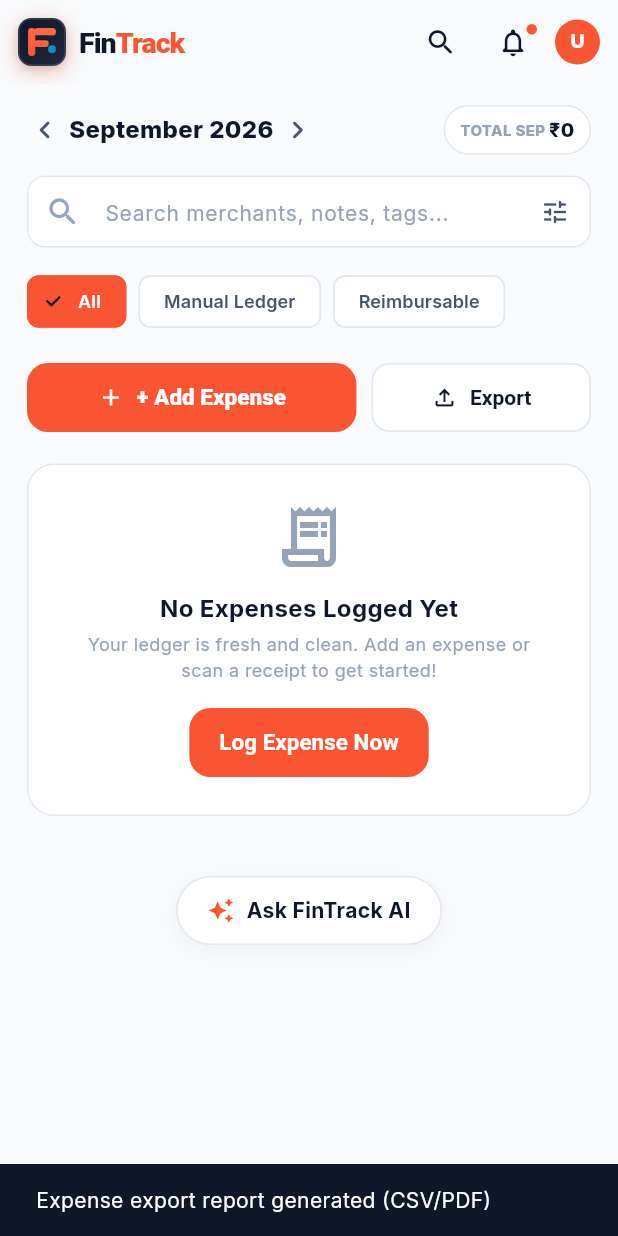
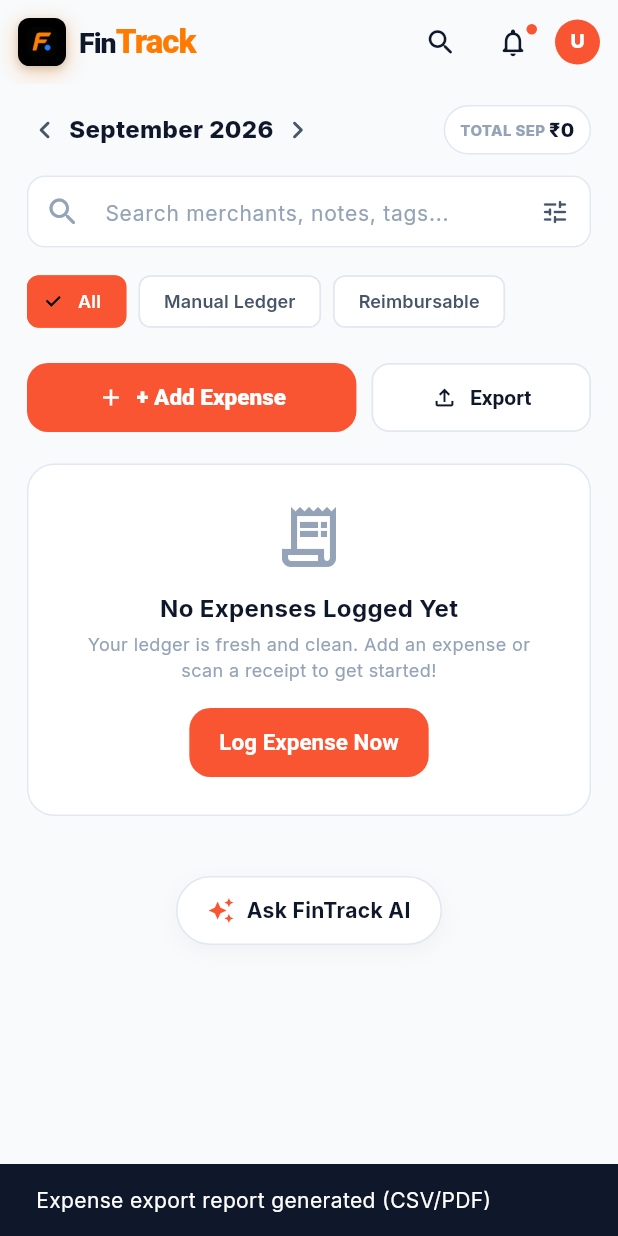
Before and after one commit to Fin-Track-AI/Frontend, a Flutter app: the ExpensesListScreen screen opened by its route, after a tap on "Export", on a phone screen of 412 x 824 dp. Run offline on Flutter 3.47's test engine with Material 3 defaults, Android fonts, the phone set to English and light mode, and no system bars; our stand-ins replace google_fonts, image_picker, shared_preferences; accounts and stored records are empty; network calls fail.

Commit message:
feat(ui): integrate custom FinTrack logo asset into app

```diff
--- a/mobile/lib/widgets/fintrack_logo.dart
+++ b/mobile/lib/widgets/fintrack_logo.dart
@@ -2,8 +2,7 @@ import 'package:flutter/material.dart';
 import '../core/theme/app_theme.dart';
 
 /// Production FinTrack Brand Logo Widget
-/// A polished, modern fintech mark featuring dynamic dual-gradient layers,
-/// an upward financial vector arrow, and a subtle glowing badge.
+/// Renders the official brand icon from assets/logo/logo.png with optional brand text.
 class FinTrackLogo extends StatelessWidget {
   final double size;
   final bool showText;
@@ -20,76 +19,54 @@ class FinTrackLogo extends StatelessWidget {
 
   @override
   Widget build(BuildContext context) {
-    final iconBox = Container(
+    final logoImage = Container(
       width: size,
       height: size,
       decoration: BoxDecoration(
-        gradient: const LinearGradient(
-          colors: [
-            Color(0xFF0F172A), // Deep Slate Navy
-            Color(0xFF1E293B), // Charcoal
-          ],
-          begin: Alignment.topLeft,
-          end: Alignment.bottomRight,
-        ),
-        borderRadius: BorderRadius.circular(size * 0.28),
+        borderRadius: BorderRadius.circular(size * 0.24),
         boxShadow: [
           BoxShadow(
-            color: AppColors.primary.withOpacity(0.28),
+            color: const Color(0xFFFF7A00).withValues(alpha: 0.28),
             blurRadius: size * 0.35,
             spreadRadius: 1,
             offset: Offset(0, size * 0.12),
           ),
           BoxShadow(
-            color: Colors.black.withOpacity(0.12),
+            color: Colors.black.withValues(alpha: 0.15),
             blurRadius: 4,
             offset: const Offset(0, 2),
           ),
         ],
-        border: Border.all(
-          color: Colors.white.withOpacity(0.12),
-          width: 1.2,
+      ),
+      child: ClipRRect(
+        borderRadius: BorderRadius.circular(size * 0.24),
+        child: Image.asset(
+          'assets/logo/logo.png',
+          width: size,
+          height: size,
+          fit: BoxFit.cover,
+          errorBuilder: (context, error, stackTrace) {
+            // Safe fallback to lib/logo/logo.png if assets bundle lookup varies
+            return Image.asset(
+              'lib/logo/logo.png',
+              width: size,
+              height: size,
+              fit: BoxFit.cover,
+            );
+          },
         ),
-      ),
-      child: Stack(
-        alignment: Alignment.center,
-        children: [
-          // Background subtle glowing upward pulse
-          Positioned(
-            top: size * 0.14,
-            right: size * 0.14,
-            child: Container(
-              width: size * 0.28,
-              height: size * 0.28,
-              decoration: BoxDecoration(
-                shape: BoxShape.circle,
-                gradient: RadialGradient(
-                  colors: [
-                    AppColors.primary.withOpacity(0.6),
-                    Colors.transparent,
-                  ],
-                ),
-              ),
-            ),
-          ),
-          // Clean Modern Financial Geometric Icon
-          CustomPaint(
-            size: Size(size * 0.58, size * 0.58),
-            painter: _FinTrackLogoPainter(),
-          ),
-        ],
       ),
     );
 
     if (!showText) {
-      return iconBox;
+      return logoImage;
     }
 
     return Row(
       mainAxisSize: MainAxisSize.min,
       crossAxisAlignment: CrossAxisAlignment.center,
       children: [
-        iconBox,
+        logoImage,
         SizedBox(width: size * 0.28),
         RichText(
           text: TextSpan(
@@ -103,11 +80,11 @@ class FinTrackLogo extends StatelessWidget {
                   letterSpacing: -0.6,
                 ),
               ),
-              TextSpan(
+              const TextSpan(
                 text: 'Track',
                 style: TextStyle(
-                  color: AppColors.primary,
-                  fontSize: fontSize,
+                  color: Color(0xFFFF7A00), // Match vibrant brand orange from logo
+                  fontSize: 22,
                   fontWeight: FontWeight.w900,
                   letterSpacing: -0.6,
                 ),
@@ -119,64 +96,3 @@ class FinTrackLogo extends StatelessWidget {
     );
   }
 }
-
-/// Custom painter for an ultra-crisp, scalable fintech mark (Geometric 'F' with upward growth bar)
-class _FinTrackLogoPainter extends CustomPainter {
-  @override
-  void paint(Canvas canvas, Size size) {
-    final w = size.width;
-    final h = size.height;
-
-    // Primary Coral Gradient Paint
-    final coralPaint = Paint()
-      ..shader = const LinearGradient(
-        colors: [
-          Color(0xFFFF6B4A),
-          Color(0xFFFA5533),
-        ],
-        begin: Alignment.topCenter,
-        end: Alignment.bottomCenter,
-      ).createShader(Rect.fromLTWH(0, 0, w, h))
-      ..style = PaintingStyle.fill;
-
-    // Secondary Cyan/Teal accent paint for growth arrow
-    final accentPaint = Paint()
-      ..shader = const LinearGradient(
-        colors: [
-          Color(0xFF38BDF8),
-          Color(0xFF0284C7),
-        ],
-        begin: Alignment.topLeft,
-        end: Alignment.bottomRight,
-      ).createShader(Rect.fromLTWH(0, 0, w, h))
-      ..style = PaintingStyle.fill;
-
-    // 1. Left Vertical Pillar
-    final pillarRRect = RRect.fromRectAndRadius(
-      Rect.fromLTWH(0, 0, w * 0.26, h),
-      Radius.circular(w * 0.12),
-    );
-    canvas.drawRRect(pillarRRect, coralPaint);
-
-    // 2. Top Horizontal Bar
-    final topBarRRect = RRect.fromRectAndRadius(
-      Rect.fromLTWH(w * 0.22, 0, w * 0.78, h * 0.26),
-      Radius.circular(w * 0.12),
-    );
-    canvas.drawRRect(topBarRRect, coralPaint);
-
-    // 3. Middle Dynamic Growth Bar
-    final midBarRRect = RRect.fromRectAndRadius(
-      Rect.fromLTWH(w * 0.22, h * 0.44, w * 0.52, h * 0.24),
-      Radius.circular(w * 0.10),
-    );
-    canvas.drawRRect(midBarRRect, coralPaint);
-
-    // 4. Accent Growth Dot / Indicator at top right
-    final dotCenter = Offset(w * 0.86, h * 0.76);
-    canvas.drawCircle(dotCenter, w * 0.14, accentPaint);
-  }
-
-  @override
-  bool shouldRepaint(covariant CustomPainter oldDelegate) => false;
-}
--- a/mobile/pubspec.yaml
+++ b/mobile/pubspec.yaml
@@ -23,3 +23,6 @@ dev_dependencies:
 
 flutter:
   uses-material-design: true
+  assets:
+    - assets/logo/
+    - lib/logo/
```
Also changed, not shown: mobile/assets/logo/logo.png (added), mobile/lib/logo/logo.png (added).
